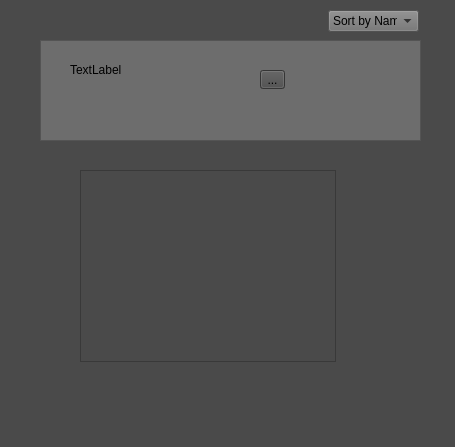
omarnagi/EZ_Audio, file downloadlibrary.ui: the form before one commit.
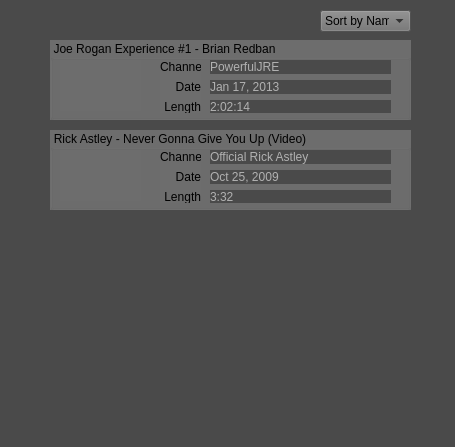
The form after the commit. Icons and pictures are not drawn.

The edit to the form file:
```diff
--- a/downloadlibrary.ui
+++ b/downloadlibrary.ui
@@ -16,23 +16,10 @@
   <property name="styleSheet">
    <string notr="true">background-color: rgb(74, 74, 74);</string>
   </property>
-  <widget class="QListView" name="listView">
-   <property name="geometry">
-    <rect>
-     <x>40</x>
-     <y>40</y>
-     <width>381</width>
-     <height>101</height>
-    </rect>
-   </property>
-   <property name="styleSheet">
-    <string notr="true">background-color: rgb(109, 109, 109);</string>
-   </property>
-  </widget>
   <widget class="QComboBox" name="comboBox">
    <property name="geometry">
     <rect>
-     <x>328</x>
+     <x>320</x>
      <y>10</y>
      <width>91</width>
      <height>22</height>
@@ -57,44 +44,323 @@
     </property>
    </item>
   </widget>
-  <widget class="QListWidget" name="listWidget">
+  <widget class="QGroupBox" name="groupBox">
    <property name="geometry">
     <rect>
-     <x>80</x>
-     <y>170</y>
-     <width>256</width>
-     <height>192</height>
+     <x>50</x>
+     <y>130</y>
+     <width>361</width>
+     <height>80</height>
     </rect>
    </property>
+   <property name="styleSheet">
+    <string notr="true">background-color: rgb(109, 109, 109);</string>
+   </property>
+   <property name="title">
+    <string>Rick Astley - Never Gonna Give You Up (Video)</string>
+   </property>
+   <widget class="QLabel" name="label_7">
+    <property name="geometry">
+     <rect>
+      <x>10</x>
+      <y>20</y>
+      <width>81</width>
+      <height>51</height>
+     </rect>
+    </property>
+    <property name="text">
+     <string/>
+    </property>
+    <property name="pixmap">
+     <pixmap>../../../../../Pictures/rickastley.jpg</pixmap>
+    </property>
+   </widget>
+   <widget class="QWidget" name="">
+    <property name="geometry">
+     <rect>
+      <x>110</x>
+      <y>20</y>
+      <width>41</width>
+      <height>53</height>
+     </rect>
+    </property>
+    <layout class="QVBoxLayout" name="verticalLayout_2">
+     <item>
+      <widget class="QLabel" name="label_4">
+       <property name="text">
+        <string>&lt;html&gt;&lt;head/&gt;&lt;body&gt;&lt;p align=&quot;right&quot;&gt;Channel&lt;/p&gt;&lt;/body&gt;&lt;/html&gt;</string>
+       </property>
+      </widget>
+     </item>
+     <item>
+      <widget class="QLabel" name="label_5">
+       <property name="text">
+        <string>&lt;html&gt;&lt;head/&gt;&lt;body&gt;&lt;p align=&quot;right&quot;&gt;Date&lt;/p&gt;&lt;/body&gt;&lt;/html&gt;</string>
+       </property>
+      </widget>
+     </item>
+     <item>
+      <widget class="QLabel" name="label_6">
+       <property name="text">
+        <string>&lt;html&gt;&lt;head/&gt;&lt;body&gt;&lt;p align=&quot;right&quot;&gt;Length&lt;/p&gt;&lt;/body&gt;&lt;/html&gt;</string>
+       </property>
+      </widget>
+     </item>
+    </layout>
+   </widget>
+   <widget class="QWidget" name="">
+    <property name="geometry">
+     <rect>
+      <x>160</x>
+      <y>20</y>
+      <width>181</width>
+      <height>53</height>
+     </rect>
+    </property>
+    <layout class="QVBoxLayout" name="verticalLayout">
+     <item>
+      <widget class="QLabel" name="label">
+       <property name="styleSheet">
+        <string notr="true">background-color: rgb(74, 74, 74);
+color: rgb(177, 177, 177);</string>
+       </property>
+       <property name="text">
+        <string>Official Rick Astley</string>
+       </property>
+      </widget>
+     </item>
+     <item>
+      <widget class="QLabel" name="label_2">
+       <property name="styleSheet">
+        <string notr="true">background-color: rgb(74, 74, 74);
+color: rgb(177, 177, 177);</string>
+       </property>
+       <property name="text">
+        <string>Oct 25, 2009</string>
+       </property>
+      </widget>
+     </item>
+     <item>
+      <widget class="QLabel" name="label_3">
+       <property name="styleSheet">
+        <string notr="true">background-color: rgb(74, 74, 74);
+color: rgb(177, 177, 177);</string>
+       </property>
+       <property name="text">
+        <string>3:32</string>
+       </property>
+      </widget>
+     </item>
+    </layout>
+   </widget>
   </widget>
-  <widget class="QLabel" name="label">
+  <widget class="QGroupBox" name="groupBox_3">
    <property name="geometry">
     <rect>
-     <x>70</x>
-     <y>60</y>
-     <width>158</width>
-     <height>19</height>
+     <x>50</x>
+     <y>40</y>
+     <width>361</width>
+     <height>80</height>
     </rect>
    </property>
    <property name="styleSheet">
     <string notr="true">background-color: rgb(109, 109, 109);</string>
    </property>
-   <property name="text">
-    <string>TextLabel</string>
+   <property name="title">
+    <string>Rick Astley - Never Gonna Give You Up (Video)</string>
    </property>
+   <widget class="QLabel" name="label_36">
+    <property name="geometry">
+     <rect>
+      <x>10</x>
+      <y>20</y>
+      <width>81</width>
+      <height>51</height>
+     </rect>
+    </property>
+    <property name="text">
+     <string/>
+    </property>
+    <property name="pixmap">
+     <pixmap>../../../../../Pictures/rickastley.jpg</pixmap>
+    </property>
+   </widget>
+   <widget class="QGroupBox" name="groupBox_5">
+    <property name="geometry">
+     <rect>
+      <x>0</x>
+      <y>0</y>
+      <width>361</width>
+      <height>80</height>
+     </rect>
+    </property>
+    <property name="styleSheet">
+     <string notr="true">background-color: rgb(109, 109, 109);</string>
+    </property>
+    <property name="title">
+     <string>Joe Rogan Experience #1 - Brian Redban</string>
+    </property>
+    <widget class="QLabel" name="label_37">
+     <property name="geometry">
+      <rect>
+       <x>10</x>
+       <y>20</y>
+       <width>81</width>
+       <height>51</height>
+      </rect>
+     </property>
+     <property name="text">
+      <string/>
+     </property>
+     <property name="pixmap">
+      <pixmap>../../../../../Pictures/joero.png</pixmap>
+     </property>
+    </widget>
+    <widget class="QWidget" name="layoutWidget_9">
+     <property name="geometry">
+      <rect>
+       <x>110</x>
+       <y>20</y>
+       <width>41</width>
+       <height>53</height>
+      </rect>
+     </property>
+     <layout class="QVBoxLayout" name="verticalLayout_12">
+      <item>
+       <widget class="QLabel" name="label_38">
+        <property name="text">
+         <string>&lt;html&gt;&lt;head/&gt;&lt;body&gt;&lt;p align=&quot;right&quot;&gt;Channel&lt;/p&gt;&lt;/body&gt;&lt;/html&gt;</string>
+        </property>
+       </widget>
+      </item>
+      <item>
+       <widget class="QLabel" name="label_39">
+        <property name="text">
+         <string>&lt;html&gt;&lt;head/&gt;&lt;body&gt;&lt;p align=&quot;right&quot;&gt;Date&lt;/p&gt;&lt;/body&gt;&lt;/html&gt;</string>
+        </property>
+       </widget>
+      </item>
+      <item>
+       <widget class="QLabel" name="label_40">
+        <property name="text">
+         <string>&lt;html&gt;&lt;head/&gt;&lt;body&gt;&lt;p align=&quot;right&quot;&gt;Length&lt;/p&gt;&lt;/body&gt;&lt;/html&gt;</string>
+        </property>
+       </widget>
+      </item>
+     </layout>
+    </widget>
+    <widget class="QWidget" name="layoutWidget_10">
+     <property name="geometry">
+      <rect>
+       <x>160</x>
+       <y>20</y>
+       <width>181</width>
+       <height>53</height>
+      </rect>
+     </property>
+     <layout class="QVBoxLayout" name="verticalLayout_13">
+      <item>
+       <widget class="QLabel" name="label_41">
+        <property name="styleSheet">
+         <string notr="true">background-color: rgb(74, 74, 74);
+color: rgb(177, 177, 177);</string>
+        </property>
+        <property name="text">
+         <string>PowerfulJRE</string>
+        </property>
+       </widget>
+      </item>
+      <item>
+       <widget class="QLabel" name="label_42">
+        <property name="styleSheet">
+         <string notr="true">background-color: rgb(74, 74, 74);
+color: rgb(177, 177, 177);</string>
+        </property>
+        <property name="text">
+         <string>Jan 17, 2013</string>
+        </property>
+       </widget>
+      </item>
+      <item>
+       <widget class="QLabel" name="label_43">
+        <property name="styleSheet">
+         <string notr="true">background-color: rgb(74, 74, 74);
+color: rgb(177, 177, 177);</string>
+        </property>
+        <property name="text">
+         <string>2:02:14</string>
+        </property>
+       </widget>
+      </item>
+     </layout>
+    </widget>
+   </widget>
+   <widget class="QWidget" name="layoutWidget_11">
+    <property name="geometry">
+     <rect>
+      <x>110</x>
+      <y>20</y>
+      <width>41</width>
+      <height>53</height>
+     </rect>
+    </property>
+    <layout class="QVBoxLayout" name="verticalLayout_14">
+     <item>
+      <widget class="QLabel" name="label_44">
+       <property name="text">
+        <string>&lt;html&gt;&lt;head/&gt;&lt;body&gt;&lt;p align=&quot;right&quot;&gt;Channel&lt;/p&gt;&lt;/body&gt;&lt;/html&gt;</string>
+       </property>
+      </widget>
+     </item>
+     <item>
+      <widget class="QLabel" name="label_45">
+       <property name="text">
+        <string>&lt;html&gt;&lt;head/&gt;&lt;body&gt;&lt;p align=&quot;right&quot;&gt;Date&lt;/p&gt;&lt;/body&gt;&lt;/html&gt;</string>
+       </property>
+      </widget>
+     </item>
+     <item>
+      <widget class="QLabel" name="label_46">
+       <property name="text">
+        <string>&lt;html&gt;&lt;head/&gt;&lt;body&gt;&lt;p align=&quot;right&quot;&gt;Length&lt;/p&gt;&lt;/body&gt;&lt;/html&gt;</string>
+       </property>
+      </widget>
+     </item>
+    </layout>
+   </widget>
   </widget>
-  <widget class="QToolButton" name="toolButton">
+  <widget class="QWidget" name="">
    <property name="geometry">
     <rect>
-     <x>260</x>
-     <y>70</y>
-     <width>25</width>
-     <height>19</height>
+     <x>0</x>
+     <y>0</y>
+     <width>2</width>
+     <height>2</height>
     </rect>
    </property>
-   <property name="text">
-    <string>...</string>
+   <layout class="QVBoxLayout" name="verticalLayout_7"/>
+  </widget>
+  <widget class="QWidget" name="">
+   <property name="geometry">
+    <rect>
+     <x>0</x>
+     <y>0</y>
+     <width>2</width>
+     <height>2</height>
+    </rect>
    </property>
+   <layout class="QHBoxLayout" name="horizontalLayout"/>
+  </widget>
+  <widget class="QWidget" name="">
+   <property name="geometry">
+    <rect>
+     <x>0</x>
+     <y>0</y>
+     <width>2</width>
+     <height>2</height>
+    </rect>
+   </property>
+   <layout class="QHBoxLayout" name="horizontalLayout"/>
   </widget>
  </widget>
  <resources/>
```
Left out of the diff: 26 changed lines with no effect on the pictures.
